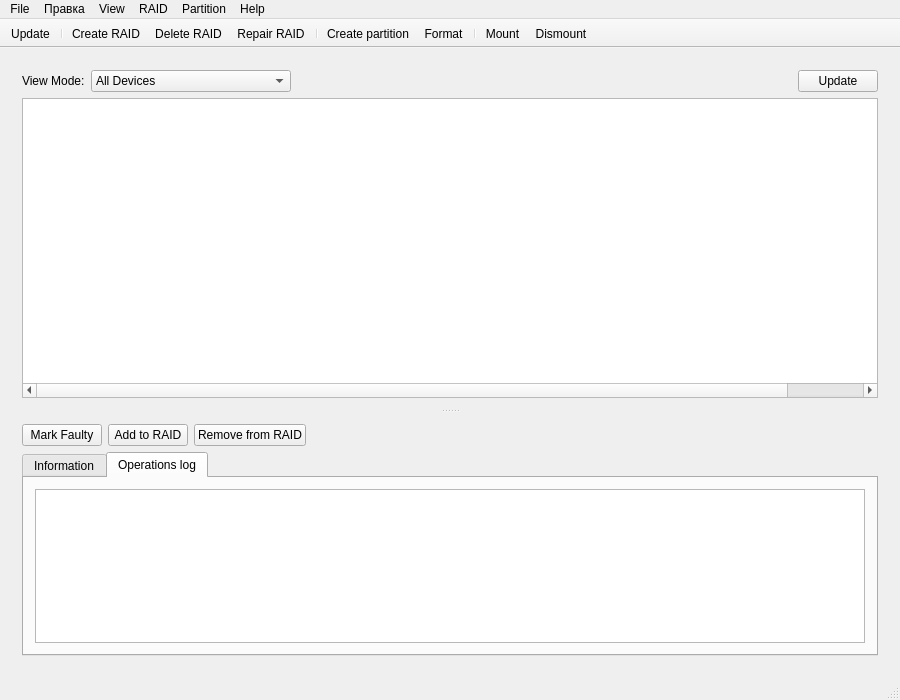
Old version of the form mainwindow.ui in the repository R031-E/fly-raid-manager.
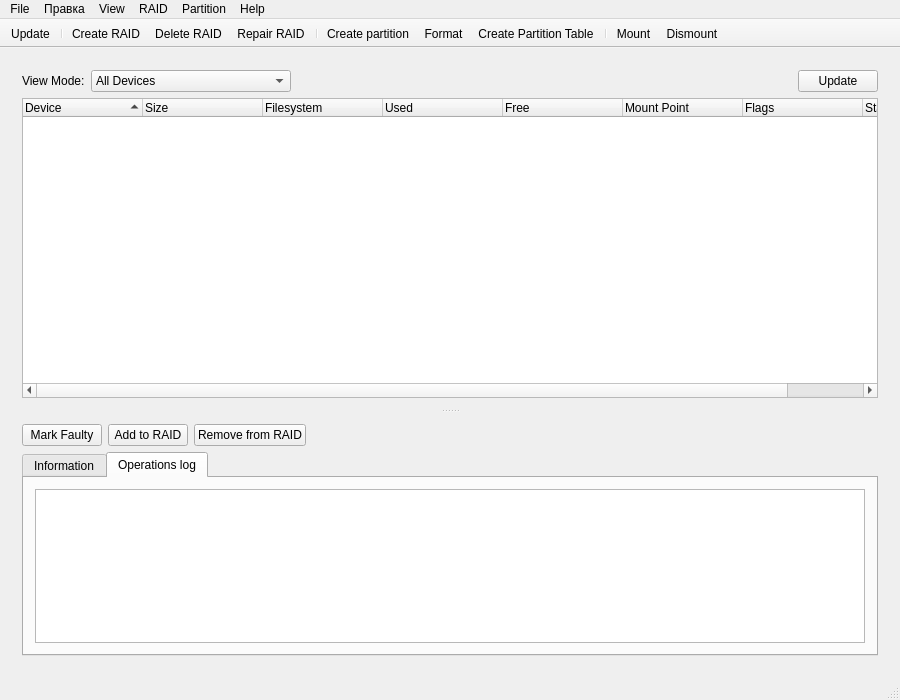
New version of the form. Icons and pictures are not drawn.

```diff
--- a/mainwindow.ui
+++ b/mainwindow.ui
@@ -132,7 +132,7 @@
            <bool>true</bool>
           </property>
           <attribute name="headerVisible">
-           <bool>false</bool>
+           <bool>true</bool>
           </attribute>
           <attribute name="headerCascadingSectionResizes">
            <bool>true</bool>
@@ -397,6 +397,7 @@
    <addaction name="separator"/>
    <addaction name="actionCreatePartition"/>
    <addaction name="actionFormatPartition"/>
+   <addaction name="actionCreatePartitionTable"/>
    <addaction name="separator"/>
    <addaction name="actionMountPartition"/>
    <addaction name="actionUnmountPartition"/>
@@ -526,6 +527,15 @@
     <string>Delete partition</string>
    </property>
   </action>
+  <action name="actionCreatePartitionTable">
+    <property name="icon">
+     <iconset theme="edit-table">
+      <normaloff>.</normaloff>.</iconset>
+    </property>
+    <property name="text">
+     <string>Create Partition Table</string>
+    </property>
+  </action>
   <action name="actionFormatPartition">
    <property name="icon">
     <iconset theme="edit-clear">
```
Left out of the diff: 1 changed line with no effect on the pictures.
